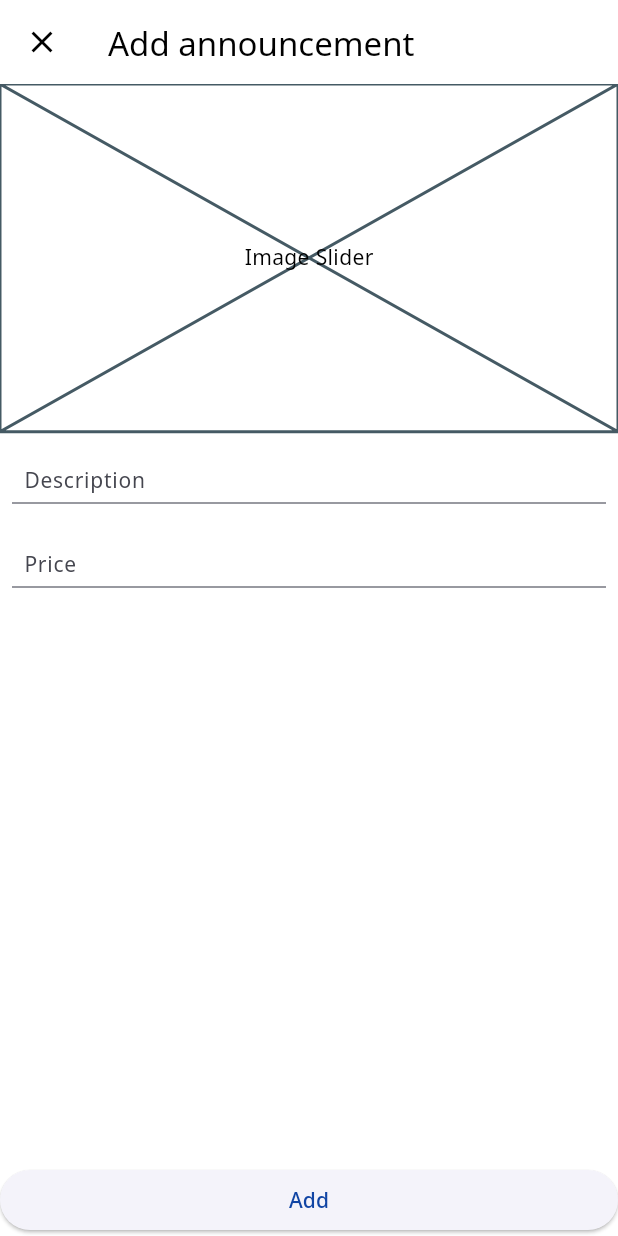
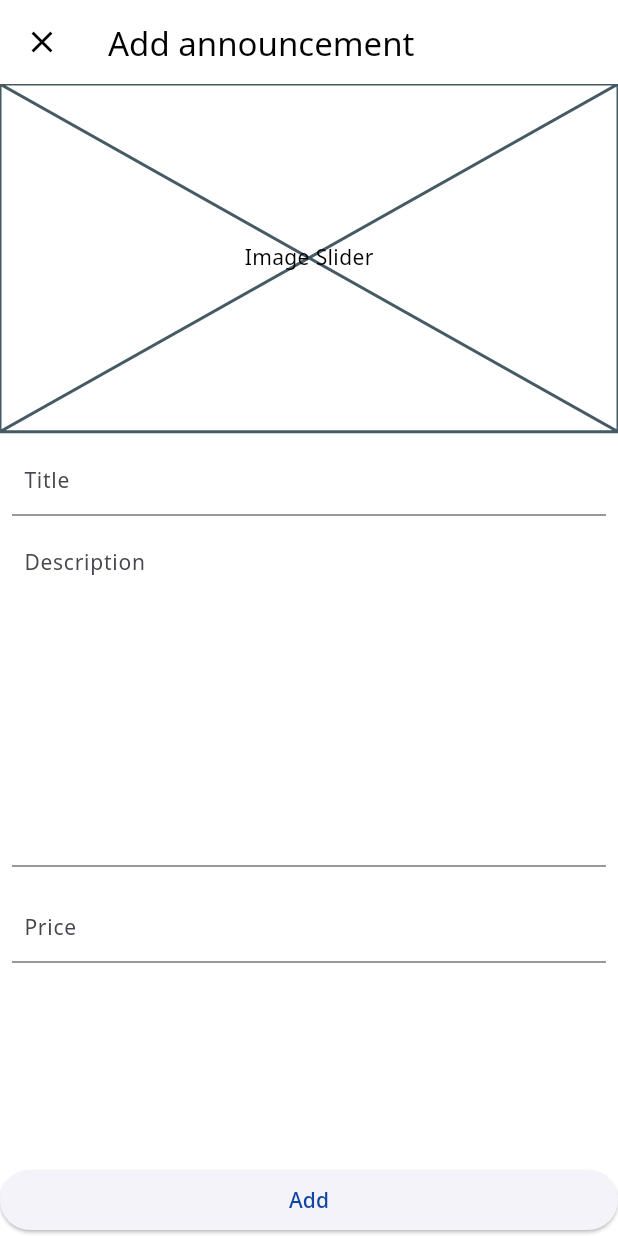
Before and after one commit to gpe-technology/dayder, a Flutter app: the SearchPage screen opened directly, after a tap on the "add" icon, on a phone screen of 412 x 824 dp. Run offline on Flutter 3.47's test engine with Material 2 defaults, Android fonts, the phone set to English and light mode, and no system bars; our stand-ins replace auto_route, cloud_firestore, firebase_auth, firebase_core, flex_color_scheme, flutter_hooks and 7 more; accounts and stored records are empty; generated files the repository leaves out were written again; network calls fail.

Commit message:
detail and publish upadte

```diff
--- a/lib/src/app_router.dart
+++ b/lib/src/app_router.dart
@@ -78,5 +78,10 @@ class AppRouter extends $AppRouter {
             ),
           ],
         ),
+        AutoRoute(
+          path: '/detail',
+          page: Detail.page,
+          fullscreenDialog: true,
+        )
       ];
 }
--- a/lib/src/data/models/announcement_model/announcement_model.dart
+++ b/lib/src/data/models/announcement_model/announcement_model.dart
@@ -10,6 +10,7 @@ class AnnouncementModel with _$AnnouncementModel {
 
   factory AnnouncementModel({
     required String id,
+    required String title,
     required String url,
     required String description,
     required String price,
--- a/lib/src/presentation/pages/publish_page.dart
+++ b/lib/src/presentation/pages/publish_page.dart
@@ -13,6 +13,7 @@ class PublishPage extends HookConsumerWidget {
 
   @override
   Widget build(BuildContext context, WidgetRef ref) {
+    TextEditingController titleController = TextEditingController();
     TextEditingController descriptionController = TextEditingController();
     TextEditingController priceController = TextEditingController();
     final pendingAdd = useState<Future<void>?>(null);
@@ -35,8 +36,13 @@ class PublishPage extends HookConsumerWidget {
                     ),
                   ),
                   InputTextField(
+                    controller: titleController,
+                    hintText: 'Title',
+                  ),
+                  InputTextField(
                     controller: descriptionController,
                     hintText: 'Description',
+                    maxLines: 10,
                   ),
                   InputTextField(
                     controller: priceController,
@@ -55,7 +61,8 @@ class PublishPage extends HookConsumerWidget {
                         final announcement = AnnouncementModel(
                           //TODO Encapsulate generate id
                           id: const Uuid().v1(),
-                          url: "",
+                          title: titleController.text,
+                          url: '',
                           description: descriptionController.text,
                           price: priceController.text,
                         );
--- a/lib/src/presentation/pages/search_page.dart
+++ b/lib/src/presentation/pages/search_page.dart
@@ -25,7 +25,7 @@ class SearchPage extends ConsumerWidget {
       ),
       floatingActionButton: FloatingActionButton(
         onPressed: () {
-          context.pushRoute(Publish());
+          context.pushRoute(const Publish());
         },
         tooltip: 'Publish',
         mini: true,
--- a/lib/src/presentation/widgets/announcement_card.dart
+++ b/lib/src/presentation/widgets/announcement_card.dart
@@ -1,21 +1,23 @@
+import 'package:auto_route/auto_route.dart';
+import 'package:dayder/src/app_router.gr.dart';
 import 'package:flutter/material.dart';
 
 import '../../data/models/announcement_model/announcement_model.dart';
 
 class AnnouncementCard extends StatelessWidget {
   const AnnouncementCard(
-    this.announcementModel, {
-    this.onTap,
+    this.announcement, {
     super.key,
   });
 
-  final AnnouncementModel announcementModel;
-  final Function()? onTap;
+  final AnnouncementModel announcement;
 
   @override
   Widget build(BuildContext context) {
     return GestureDetector(
-      onTap: onTap,
+      onTap: () {
+        context.pushRoute(Detail(announcement: announcement));
+      },
       child: Column(
         children: [
           Expanded(
@@ -23,16 +25,13 @@ class AnnouncementCard extends StatelessWidget {
             child: Card(
               margin: EdgeInsets.zero,
               elevation: 0.0,
-              child: Image.network(
-                announcementModel.url,
-                fit: BoxFit.cover,
-              ),
+              child: Image.network(announcement.url, fit: BoxFit.cover),
             ),
           ),
           Padding(
             padding: const EdgeInsets.symmetric(vertical: 2.0),
             child: Text(
-              announcementModel.description,
+              announcement.description,
               style: const TextStyle(
                 fontWeight: FontWeight.bold,
                 overflow: TextOverflow.ellipsis,
@@ -41,7 +40,7 @@ class AnnouncementCard extends StatelessWidget {
             ),
           ),
           Text(
-            '€ ${announcementModel.price}',
+            '€ ${announcement.price}',
             style: const TextStyle(overflow: TextOverflow.ellipsis),
             maxLines: 1,
           ),
--- a/lib/src/presentation/widgets/column_grid_announcement.dart
+++ b/lib/src/presentation/widgets/column_grid_announcement.dart
@@ -1,6 +1,5 @@
 import 'package:flutter/material.dart';
 import 'package:flutter_riverpod/flutter_riverpod.dart';
-import 'package:logger/logger.dart';
 
 import '../logics/announcement/announcement.dart';
 import 'announcement_card.dart';
@@ -25,16 +24,7 @@ class ColumnGridAnnouncement extends ConsumerWidget {
             crossAxisCount: 2,
             mainAxisSpacing: 12.0,
             crossAxisSpacing: 12.0,
-            children: data
-                .map(
-                  (e) => AnnouncementCard(
-                    e,
-                    onTap: () {
-                      Logger().i(e.id);
-                    },
-                  ),
-                )
-                .toList(),
+            children: data.map((e) => AnnouncementCard(e)).toList(),
           );
         },
         error: (error, _) => Center(child: Text(error.toString())),
--- a/lib/src/presentation/widgets/input_text_field.dart
+++ b/lib/src/presentation/widgets/input_text_field.dart
@@ -6,27 +6,28 @@ class InputTextField extends StatelessWidget {
     this.controller,
     this.hintText,
     this.keyboardType,
+    this.maxLines = 1,
   });
 
   final String? hintText;
   final TextEditingController? controller;
   final TextInputType? keyboardType;
+  final int? maxLines;
 
   @override
   Widget build(BuildContext context) {
     return Padding(
       padding: const EdgeInsets.all(8.0),
-      child: SizedBox(
-        height: 40,
       child: TextField(
         controller: controller,
         keyboardType: keyboardType,
         style: const TextStyle(fontSize: 14.0),
         decoration: InputDecoration(
           hintText: hintText,
-            contentPadding: const EdgeInsets.symmetric(horizontal: 8.0),
+          contentPadding:
+              const EdgeInsets.symmetric(horizontal: 8.0, vertical: 4.0),
         ),
-        ),
+        maxLines: maxLines,
       ),
     );
   }
--- a/lib/src/presentation/widgets/row_grid_announcement.dart
+++ b/lib/src/presentation/widgets/row_grid_announcement.dart
@@ -1,6 +1,5 @@
 import 'package:flutter/material.dart';
 import 'package:flutter_riverpod/flutter_riverpod.dart';
-import 'package:logger/logger.dart';
 
 import '../logics/announcement/announcement.dart';
 import 'announcement_card.dart';
@@ -29,16 +28,7 @@ class RowGridAnnouncement extends ConsumerWidget {
                 crossAxisCount: 1,
                 mainAxisSpacing: 12.0,
                 crossAxisSpacing: 12.0,
-                children: data
-                    .map(
-                      (e) => AnnouncementCard(
-                        e,
-                        onTap: () {
-                          Logger().i(e.id);
-                        },
-                      ),
-                    )
-                    .toList(),
+                children: data.map((e) => AnnouncementCard(e)).toList(),
               );
             },
             error: (error, _) => Center(child: Text(error.toString())),
```
Also changed, not shown: lib/src/presentation/pages/announcement_detail.dart (added, +38 -0 lines), lib/src/app_router.gr.dart, lib/src/data/models/announcement_model/announcement_model.freezed.dart, lib/src/data/models/announcement_model/announcement_model.g.dart. Lines whose indentation alone changed are shown as unchanged.
